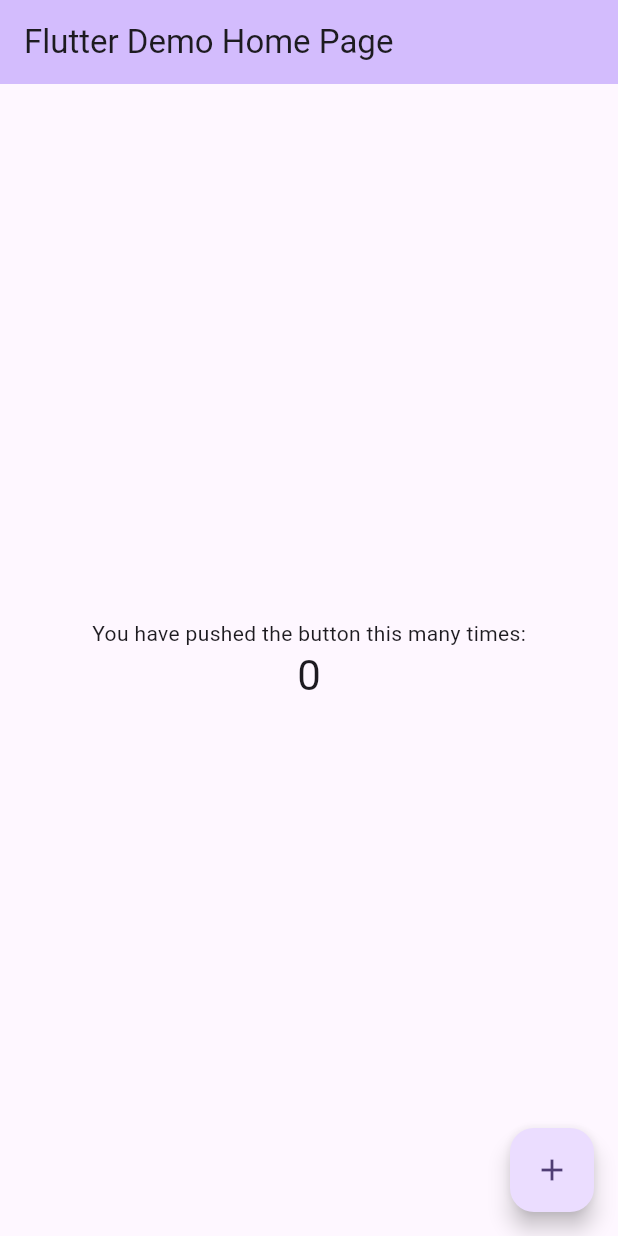
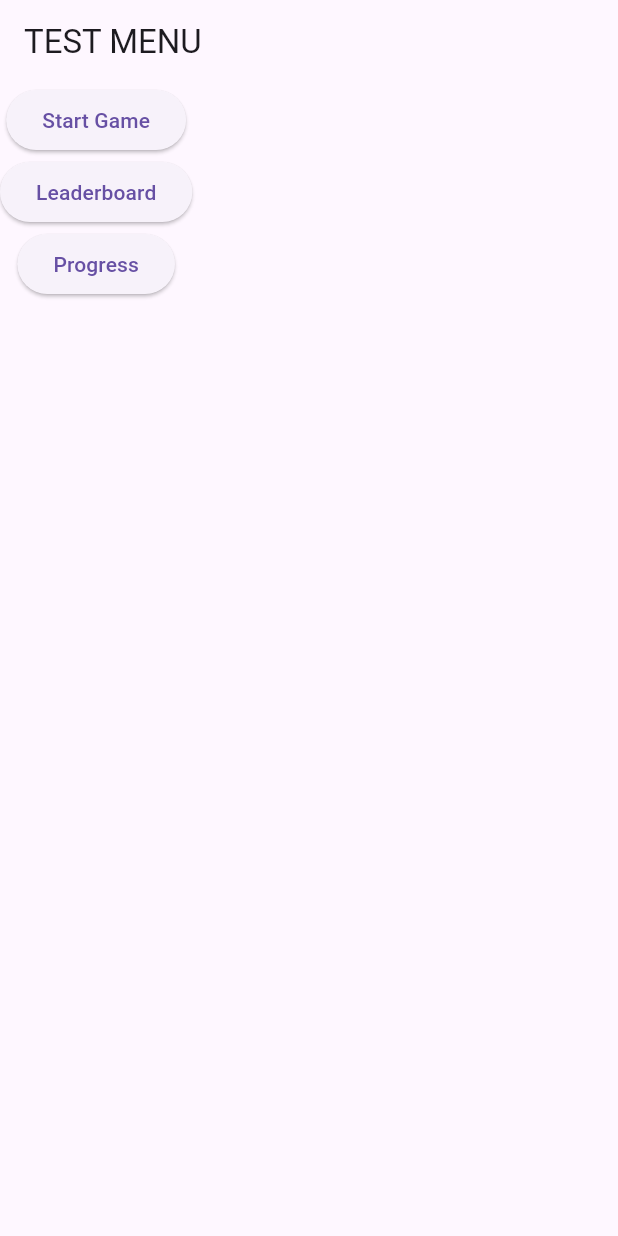
Before and after one commit to nabialavala/escaperoom_project, a Flutter app: the screen it shows after launch, on a phone screen of 412 x 824 dp. Run offline on Flutter 3.47's test engine with Material 3 defaults, Android fonts, the phone set to English and light mode, and no system bars; our stand-ins replace shared_preferences, sqflite; accounts and stored records are empty.

```diff
--- a/lib/main.dart
+++ b/lib/main.dart
@@ -1,4 +1,7 @@
 import 'package:flutter/material.dart';
+import 'screens/game_screen.dart';
+import 'screens/leader_screen.dart';
+import 'screens/progress_screen.dart';
 
 void main() {
   runApp(const MyApp());
@@ -7,115 +10,63 @@ void main() {
 class MyApp extends StatelessWidget {
   const MyApp({super.key});
 
-  // This widget is the root of your application.
   @override
   Widget build(BuildContext context) {
     return MaterialApp(
-      title: 'Flutter Demo',
-      theme: ThemeData(
-        // This is the theme of your application.
-        //
-        // TRY THIS: Try running your application with "flutter run". You'll see
-        // the application has a purple toolbar. Then, without quitting the app,
-        // try changing the seedColor in the colorScheme below to Colors.green
-        // and then invoke "hot reload" (save your changes or press the "hot
-        // reload" button in a Flutter-supported IDE, or press "r" if you used
-        // the command line to start the app).
-        //
-        // Notice that the counter didn't reset back to zero; the application
-        // state is not lost during the reload. To reset the state, use hot
-        // restart instead.
-        //
-        // This works for code too, not just values: Most code changes can be
-        // tested with just a hot reload.
-        colorScheme: .fromSeed(seedColor: Colors.deepPurple),
-      ),
-      home: const MyHomePage(title: 'Flutter Demo Home Page'),
+      title: 'Escape Room Test',
+      home: const TestMenu(),
     );
   }
 }
 
-class MyHomePage extends StatefulWidget {
-  const MyHomePage({super.key, required this.title});
-
-  // This widget is the home page of your application. It is stateful, meaning
-  // that it has a State object (defined below) that contains fields that affect
-  // how it looks.
-
-  // This class is the configuration for the state. It holds the values (in this
-  // case the title) provided by the parent (in this case the App widget) and
-  // used by the build method of the State. Fields in a Widget subclass are
-  // always marked "final".
-
-  final String title;
-
-  @override
-  State<MyHomePage> createState() => _MyHomePageState();
-}
-
-class _MyHomePageState extends State<MyHomePage> {
-  int _counter = 0;
-
-  void _incrementCounter() {
-    setState(() {
-      // This call to setState tells the Flutter framework that something has
-      // changed in this State, which causes it to rerun the build method below
-      // so that the display can reflect the updated values. If we changed
-      // _counter without calling setState(), then the build method would not be
-      // called again, and so nothing would appear to happen.
-      _counter++;
-    });
-  }
+class TestMenu extends StatelessWidget {
+  const TestMenu({super.key});
 
   @override
   Widget build(BuildContext context) {
-    // This method is rerun every time setState is called, for instance as done
-    // by the _incrementCounter method above.
-    //
-    // The Flutter framework has been optimized to make rerunning build methods
-    // fast, so that you can just rebuild anything that needs updating rather
-    // than having to individually change instances of widgets.
     return Scaffold(
-      appBar: AppBar(
-        // TRY THIS: Try changing the color here to a specific color (to
-        // Colors.amber, perhaps?) and trigger a hot reload to see the AppBar
-        // change color while the other colors stay the same.
-        backgroundColor: Theme.of(context).colorScheme.inversePrimary,
-        // Here we take the value from the MyHomePage object that was created by
-        // the App.build method, and use it to set our appbar title.
-        title: Text(widget.title),
-      ),
-      body: Center(
-        // Center is a layout widget. It takes a single child and positions it
-        // in the middle of the parent.
-        child: Column(
-          // Column is also a layout widget. It takes a list of children and
-          // arranges them vertically. By default, it sizes itself to fit its
-          // children horizontally, and tries to be as tall as its parent.
-          //
-          // Column has various properties to control how it sizes itself and
-          // how it positions its children. Here we use mainAxisAlignment to
-          // center the children vertically; the main axis here is the vertical
-          // axis because Columns are vertical (the cross axis would be
-          // horizontal).
-          //
-          // TRY THIS: Invoke "debug painting" (choose the "Toggle Debug Paint"
-          // action in the IDE, or press "p" in the console), to see the
-          // wireframe for each widget.
-          mainAxisAlignment: .center,
-          children: [
-            const Text('You have pushed the button this many times:'),
-            Text(
-              '$_counter',
-              style: Theme.of(context).textTheme.headlineMedium,
-            ),
-          ],
-        ),
-      ),
-      floatingActionButton: FloatingActionButton(
-        onPressed: _incrementCounter,
-        tooltip: 'Increment',
-        child: const Icon(Icons.add),
+      appBar: AppBar(title: const Text('TEST MENU')),
+      body: Column(
+        children: [
+          ElevatedButton(
+            onPressed: () {
+              Navigator.push(
+                context,
+                MaterialPageRoute(
+                  builder: (_) => const GameScreen(
+                    theme: 'Zombie',
+                    playerName: 'Test Player',
+                  ),
+                ),
+              );
+            },
+            child: const Text('Start Game'),
+          ),
+          ElevatedButton(
+            onPressed: () {
+              Navigator.push(
+                context,
+                MaterialPageRoute(
+                  builder: (_) => const LeaderScreen(),
+                ),
+              );
+            },
+            child: const Text('Leaderboard'),
+          ),
+          ElevatedButton(
+            onPressed: () {
+              Navigator.push(
+                context,
+                MaterialPageRoute(
+                  builder: (_) => const ProgressScreen(
+                    playerName: 'Test Player',
+                  ),
+                ),
+              );
+            },
+            child: const Text('Progress'),
+          ),
+        ],
       ),
     );
   }
--- a/lib/screens/game_screen.dart
+++ b/lib/screens/game_screen.dart
@@ -37,6 +37,7 @@ class _GameScreenState extends State<GameScreen> {
   int currentPuzzleIndex = 0;
   bool isLoading = true;
   String feedbackMessage = '';
+  List<String> collectedItems = [];
 
   int wrongAttempts = 0;
   int hintsUsed = 0;
```
